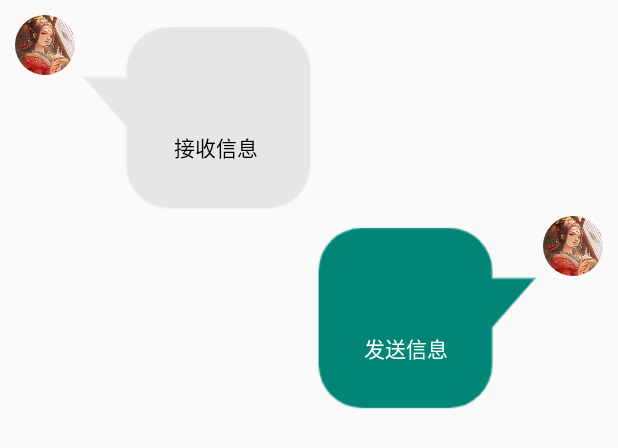
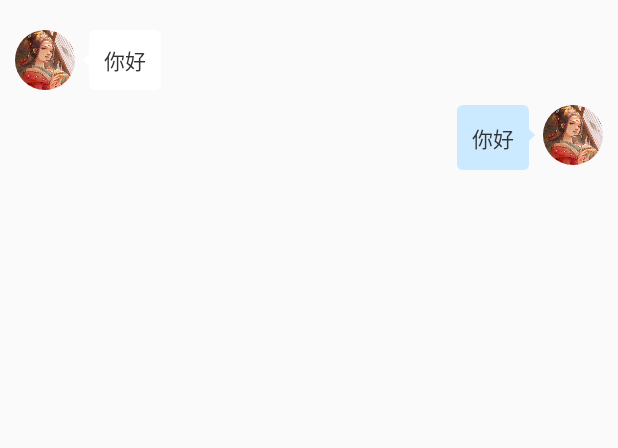
Before and after one commit to wangxuanx/Application, an Android app: the layout item_message.xml on its own in the app's theme, with its tools: preview values and no code run, on a phone screen of 412 x 824 dp. Shown: the top 448 px of the screen. Run offline under Robolectric (Android 15) with nearby library versions, the phone set to English and light mode, and no system bars.

Commit message:
聊天界面更新

```diff
--- a/app/src/main/java/com/example/application/ui/Group/GroupActivity.java
+++ b/app/src/main/java/com/example/application/ui/Group/GroupActivity.java
@@ -1,6 +1,7 @@
 package com.example.application.ui.Group;
 
 import androidx.appcompat.app.AppCompatActivity;
+import androidx.recyclerview.widget.LinearLayoutManager;
 import androidx.recyclerview.widget.RecyclerView;
 
 import android.app.ActionBar;
@@ -45,13 +46,22 @@ public class GroupActivity extends AppCompatActivity {
         init();
 
         initMsg();
+        LinearLayoutManager layoutManager = new LinearLayoutManager(this);
+        recyclerView.setLayoutManager(layoutManager);
         msgAdapter = new MsgAdapter(msgList);
         recyclerView.setAdapter(msgAdapter);
 
         button.setOnClickListener(new View.OnClickListener() {           //点击发送消息
             @Override
             public void onClick(View view) {
-
+                String string = editText.getText().toString().trim();          //获取需要发送的消息
+                if(!"".equals(string)){
+                    Msg msg = new Msg("user", string, Msg.SEND);
+                    msgList.add(msg);
+                    msgAdapter.notifyItemInserted(msgList.size() - 1);          //有新消息，刷新显示
+                    recyclerView.scrollToPosition(msgList.size() - 1);              //将view定位到最后一行
+                    editText.setText("");             //清空输入
+                }
             }
         });
 
--- a/app/src/main/java/com/example/application/ui/msg/MsgAdapter.java
+++ b/app/src/main/java/com/example/application/ui/msg/MsgAdapter.java
@@ -4,6 +4,7 @@ import android.view.LayoutInflater;
 import android.view.View;
 import android.view.ViewGroup;
 import android.widget.LinearLayout;
+import android.widget.RelativeLayout;
 import android.widget.TextView;
 
 import androidx.annotation.NonNull;
@@ -19,8 +20,8 @@ public class MsgAdapter extends RecyclerView.Adapter<MsgAdapter.ViewHolder> {
     private List<Msg> msgList;
 
     static class ViewHolder extends RecyclerView.ViewHolder{
-        LinearLayout leftLayout;
-        LinearLayout rightLayout;
+        RelativeLayout leftLayout;
+        RelativeLayout rightLayout;
 
         CircleImageView leftImage;
         CircleImageView rightImage;
@@ -43,7 +44,6 @@ public class MsgAdapter extends RecyclerView.Adapter<MsgAdapter.ViewHolder> {
         msgList = msgs;
     }
 
-    @NonNull
     @Override
     public ViewHolder onCreateViewHolder(@NonNull ViewGroup parent, int viewType) {
         View view = LayoutInflater.from(parent.getContext()).inflate(R.layout.item_message, parent, false);
@@ -61,7 +61,7 @@ public class MsgAdapter extends RecyclerView.Adapter<MsgAdapter.ViewHolder> {
         } else if (msg.getType() == Msg.SEND){           //发送信息显示
             holder.rightLayout.setVisibility(View.VISIBLE);
             holder.leftLayout.setVisibility(View.GONE);
-            holder.leftText.setText(msg.getContent());
+            holder.rightText.setText(msg.getContent());
         }
     }
 
--- a/app/src/main/res/layout/item_message.xml
+++ b/app/src/main/res/layout/item_message.xml
@@ -5,49 +5,76 @@
     android:orientation="vertical"
     android:padding="10dp">
 
-    <LinearLayout
+
+    <RelativeLayout
         android:id="@+id/left_message_layout"
-        android:layout_width="wrap_content"
-        android:layout_height="wrap_content"
-        android:layout_gravity="left">
+        android:layout_width="match_parent"
+        android:layout_marginRight="20dp"
+        android:layout_marginTop="10dp"
+        android:layout_height="wrap_content">
 
         <de.hdodenhof.circleimageview.CircleImageView
             android:id="@+id/left_message_head"
             android:layout_width="40dp"
             android:layout_height="40dp"
-            android:src="@drawable/default_head"/>
+            android:layout_marginRight="5dp"
+            android:layout_alignParentLeft="true"
+            android:src="@drawable/default_head" />
+
+        <LinearLayout
+            android:layout_width="wrap_content"
+            android:layout_height="wrap_content"
+            android:layout_centerVertical="true"
+            android:layout_marginRight="20dp"
+            android:layout_toRightOf="@id/left_message_head"
+            android:gravity="right|center_vertical"
+            android:orientation="horizontal">
 
             <TextView
                 android:id="@+id/left_message_content"
                 android:layout_width="wrap_content"
                 android:layout_height="wrap_content"
-            android:background="@drawable/receive_message"
-            android:text="接收信息"
-            android:gravity="center"
-            android:textSize="14dp"
-            android:textColor="#000"/>
+                android:background="@drawable/message_text_receive"
+                android:text="你好"
+                android:textColor="#333333"
+                android:textSize="14dp" />
         </LinearLayout>
+    </RelativeLayout>
+
+    <RelativeLayout
+        android:id="@+id/right_message_layout"
+        android:layout_width="match_parent"
+        android:layout_height="wrap_content"
+        android:layout_marginLeft="20dp"
+        android:layout_marginTop="10dp">
+
+        <de.hdodenhof.circleimageview.CircleImageView
+            android:id="@+id/right_message_head"
+            android:layout_width="40dp"
+            android:layout_height="40dp"
+            android:layout_alignParentRight="true"
+            android:src="@drawable/default_head" />
+
 
         <LinearLayout
-        android:id="@+id/right_message_layout"
+            android:id="@+id/chat_item_layout_content"
             android:layout_width="wrap_content"
             android:layout_height="wrap_content"
-        android:layout_gravity="right">
+            android:layout_centerVertical="true"
+            android:layout_marginRight="5dp"
+            android:layout_toLeftOf="@id/right_message_head"
+            android:gravity="right|center_vertical"
+            android:orientation="horizontal">
 
             <TextView
                 android:id="@+id/right_message_content"
                 android:layout_width="wrap_content"
                 android:layout_height="wrap_content"
-            android:background="@drawable/send_message"
-            android:text="发送信息"
-            android:gravity="center"
-            android:textSize="14dp"
-            android:textColor="#fff"/>
+                android:background="@drawable/message_text_send"
+                android:text="你好"
+                android:textColor="#333333"
+                android:textSize="14dp" />
 
-        <de.hdodenhof.circleimageview.CircleImageView
-            android:id="@+id/right_message_head"
-            android:layout_width="40dp"
-            android:layout_height="40dp"
-            android:src="@drawable/default_head"/>
         </LinearLayout>
+    </RelativeLayout>
 </LinearLayout>
```
Also changed, not shown: app/src/main/res/drawable-xhdpi/message_text_receive.9.png (added), app/src/main/res/drawable-xhdpi/message_text_send.9.png (added). Lines whose indentation alone changed are shown as unchanged.
